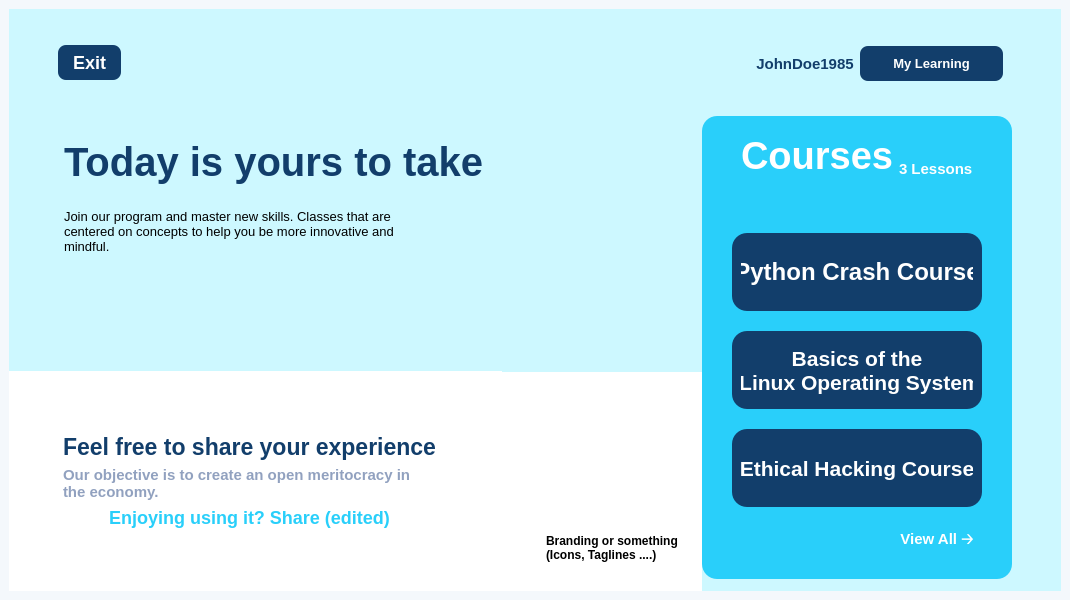
Old version of the form xedu/ui/landing_page.ui in the repository Project-K-Official/kavach-studyblu.
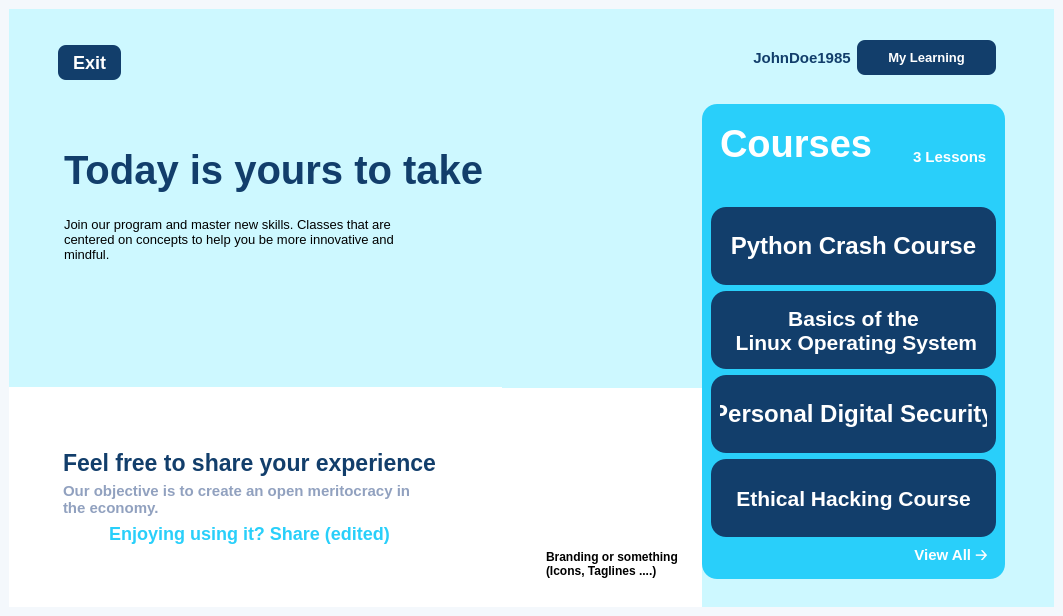
New version of the form. Icons and pictures are not drawn.

Commit message: Added one more course in the courses tab in landing_page.ui

```diff
--- a/xedu/ui/landing_page.ui
+++ b/xedu/ui/landing_page.ui
@@ -6,8 +6,8 @@
    <rect>
     <x>0</x>
     <y>0</y>
-    <width>1069</width>
-    <height>600</height>
+    <width>1063</width>
+    <height>616</height>
    </rect>
   </property>
   <property name="minimumSize">
@@ -686,18 +686,6 @@
                 <enum>QFrame::Raised</enum>
                </property>
                <layout class="QVBoxLayout" name="verticalLayout_4">
-                <property name="spacing">
-                 <number>20</number>
-                </property>
-                <property name="leftMargin">
-                 <number>30</number>
-                </property>
-                <property name="rightMargin">
-                 <number>30</number>
-                </property>
-                <property name="bottomMargin">
-                 <number>25</number>
-                </property>
                 <item>
                  <widget class="QFrame" name="frame_14">
                   <property name="styleSheet">
@@ -850,6 +838,56 @@
                   </layout>
                  </widget>
                 </item>
+                <item>
+                 <widget class="QFrame" name="frame_20">
+                  <property name="styleSheet">
+                   <string notr="true">background-color: rgb(18, 62, 107);</string>
+                  </property>
+                  <property name="frameShape">
+                   <enum>QFrame::StyledPanel</enum>
+                  </property>
+                  <property name="frameShadow">
+                   <enum>QFrame::Raised</enum>
+                  </property>
+                  <layout class="QHBoxLayout" name="horizontalLayout_9">
+                   <item>
+                    <widget class="QPushButton" name="course_no_4">
+                     <property name="minimumSize">
+                      <size>
+                       <width>200</width>
+                       <height>60</height>
+                      </size>
+                     </property>
+                     <property name="font">
+                      <font>
+                       <pointsize>18</pointsize>
+                       <bold>true</bold>
+                      </font>
+                     </property>
+                     <property name="cursor">
+                      <cursorShape>PointingHandCursor</cursorShape>
+                     </property>
+                     <property name="styleSheet">
+                      <string notr="true">QPushButton{
+color: rgb(255, 255, 255);
+}
+
+QPushButton:hover{
+color: rgb(41, 207, 250);
+}
+
+QPushButton:pressed{	
+color: rgb(145, 161, 191);
+}</string>
+                     </property>
+                     <property name="text">
+                      <string>Personal Digital Security</string>
+                     </property>
+                    </widget>
+                   </item>
+                  </layout>
+                 </widget>
+                </item>
                 <item>
                  <widget class="QFrame" name="frame_13">
                   <property name="styleSheet">
```
